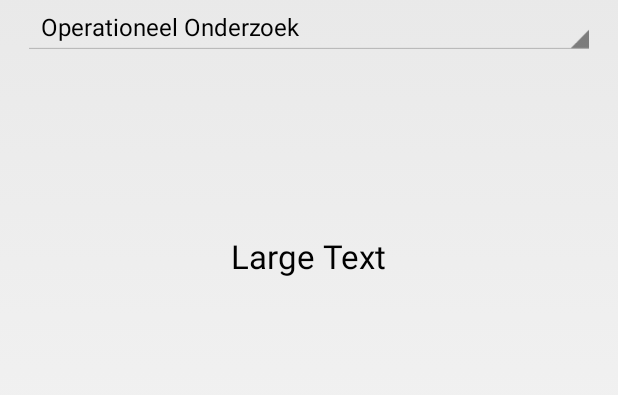
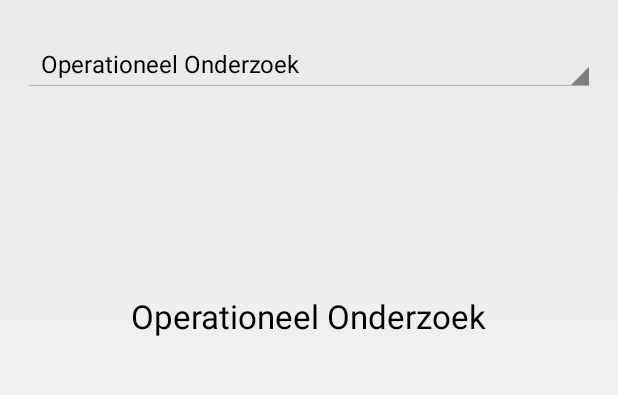
Before and after one commit to KennyDeblaere/Android-Coaching-app, an Android app: the screen it shows after launch (MainActivity), on a phone screen of 412 x 824 dp, the part 60-455 px from its top. Run offline under Robolectric (Android 15) with nearby library versions, the phone set to English and light mode, and no system bars.

Commit message:
Event aan Spinner

```diff
--- a/FeedbackApp/app/src/main/java/be/howest/deblaere/kenny/feedbackapp/MainActivity.java
+++ b/FeedbackApp/app/src/main/java/be/howest/deblaere/kenny/feedbackapp/MainActivity.java
@@ -9,18 +9,23 @@ import android.support.v7.widget.Toolbar;
 import android.view.View;
 import android.view.Menu;
 import android.view.MenuItem;
+import android.widget.AdapterView;
 import android.widget.ArrayAdapter;
 import android.widget.Spinner;
+import android.widget.TextView;
 
 public class MainActivity extends Activity {
     private Spinner courseSpinner;
+    private TextView courseTitle;
 
     @Override
     protected void onCreate(Bundle savedInstanceState) {
         super.onCreate(savedInstanceState);
         setContentView(R.layout.activity_main);
         courseSpinner = (Spinner) findViewById(R.id.course_spinner);
+        courseTitle = (TextView) findViewById(R.id.selected);
         fillSpinner();
+        addListenerToSpinner();
     }
 
     private void fillSpinner(){
@@ -28,4 +33,18 @@ public class MainActivity extends Activity {
         adapter.setDropDownViewResource(android.R.layout.simple_spinner_dropdown_item);
         courseSpinner.setAdapter(adapter);
     }
+    private void addListenerToSpinner(){
+        courseSpinner.setOnItemSelectedListener(new AdapterView.OnItemSelectedListener() {
+
+            @Override
+            public void onItemSelected(AdapterView<?> parent, View view, int position, long id) {
+                courseTitle.setText(courseSpinner.getSelectedItem().toString());
+            }
+
+            @Override
+            public void onNothingSelected(AdapterView<?> parent) {
+
+            }
+        });
+    }
 }
--- a/FeedbackApp/app/src/main/res/layout/activity_main.xml
+++ b/FeedbackApp/app/src/main/res/layout/activity_main.xml
@@ -20,9 +20,8 @@
         android:id="@+id/course_spinner"
         android:layout_width="match_parent"
         android:layout_height="wrap_content"
-        android:layout_marginTop="40dp"
-        android:layout_marginLeft="15dp"
-        android:layout_marginRight="15dp"
+        android:layout_margin="15dp"
+        android:layout_below="@+id/titlebar"
         android:gravity="center"
         />
 
```
Also changed, not shown: 1 other file.
